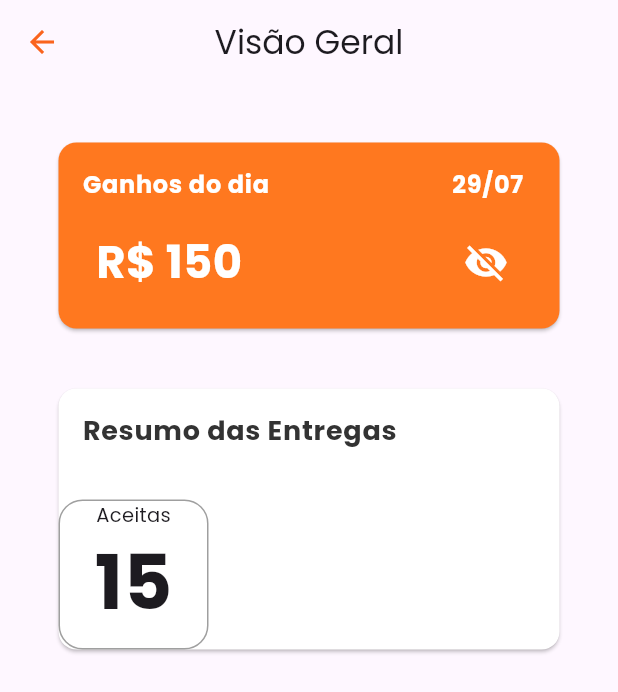
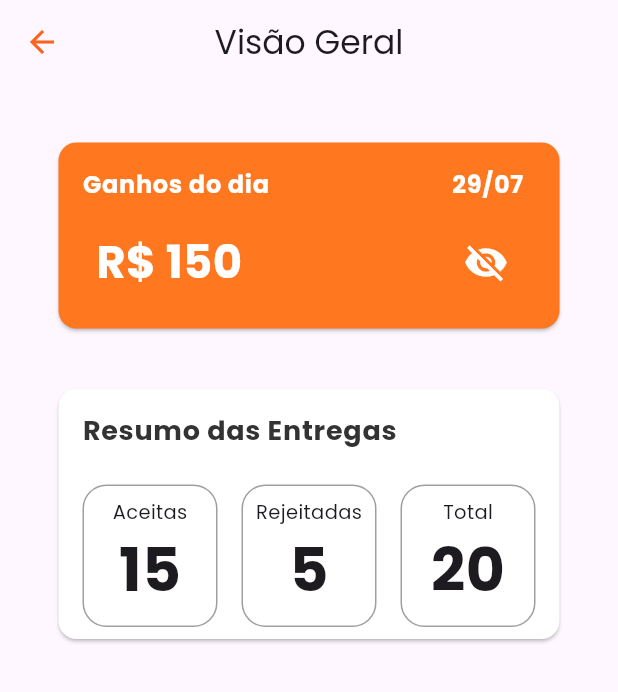
Before and after one commit to igregorioneto/FlutterProjects, a Flutter app: the OverviewPage screen opened directly, on a phone screen of 412 x 824 dp. Shown: the top 692 px of the screen. Run offline on Flutter 3.47's test engine with Material 3 defaults, Android fonts, the phone set to English and light mode, and no system bars; our stand-ins replace animate_do, animated_text_kit, bloc, carousel_slider, dio, fl_chart and 18 more; missing offline and left inert: asyncstate, dart:ffi, flutter_getit, function_tree; accounts and stored records are empty; generated files the repository leaves out were written again; project files that could hold a hidden picture were left out.

Commit message:
feat: Card delivery summary

```diff
--- a/delivery_people/lib/src/pages/overview/overview_page.dart
+++ b/delivery_people/lib/src/pages/overview/overview_page.dart
@@ -1,5 +1,6 @@
 import 'package:delivery_people/src/utils/colors.dart';
 import 'package:delivery_people/src/wigets/button_simple_icon_custom_widget.dart';
+import 'package:delivery_people/src/wigets/card_simple_title_value_widget.dart';
 import 'package:flutter/material.dart';
 
 class OverviewPage extends StatefulWidget {
@@ -114,41 +115,25 @@ class _OverviewPageState extends State<OverviewPage> {
                       ),
                     ),
                   ),
-                  SizedBox(height: 18),
+                  SizedBox(height: 8),
                   Row(
+                    mainAxisAlignment: MainAxisAlignment.spaceEvenly,
                     children: [
-                      Container(
-                        width: 100,
-                        height: 100,
-                        decoration: BoxDecoration(
-                          borderRadius: BorderRadius.circular(16),
-                          border: Border.all(
-                            color: AppColors.gray3,
-                            width: 1,
-                          ),
-                        ),
-                        child: Column(
-                          children: [
-                            Text(
-                              'Aceitas',
-                              style: TextStyle(
-                                fontSize: 13,
-                                fontFamily: 'Poppins',
-                              ),
-                            ),
-                            Text(
-                              '15',
-                              style: TextStyle(
-                                fontSize: 50,
-                                fontFamily: 'Poppins',
-                                fontWeight: FontWeight.bold,
-                              ),
-                            ),
-                          ],
-                        ),
+                      CardSimpleTitleValueWidget(
+                        title: 'Aceitas',
+                        value: '15',
+                      ),
+                      CardSimpleTitleValueWidget(
+                        title: 'Rejeitadas',
+                        value: '5',
+                      ),
+                      CardSimpleTitleValueWidget(
+                        title: 'Total',
+                        value: '20',
                       ),
                     ],
                   ),
+                  SizedBox(height: 8),
                 ],
               ),
             ),
--- /dev/null
+++ b/delivery_people/lib/src/wigets/card_simple_title_value_widget.dart
@@ -0,0 +1,54 @@
+import 'package:delivery_people/src/utils/colors.dart';
+import 'package:flutter/material.dart';
+
+class CardSimpleTitleValueWidget extends StatelessWidget {
+  final String title;
+  final String value;
+  final double? width;
+  final double? height;
+
+  const CardSimpleTitleValueWidget({
+    super.key,
+    required this.title,
+    required this.value,
+    this.width,
+    this.height,
+  });
+
+  @override
+  Widget build(BuildContext context) {
+    return Container(
+      width: width ?? 90,
+      height: height ?? 95,
+      decoration: BoxDecoration(
+        borderRadius: BorderRadius.circular(16),
+        border: Border.all(
+          color: AppColors.gray3,
+          width: 1,
+        ),
+      ),
+      child: Padding(
+        padding: const EdgeInsets.all(8.0),
+        child: Column(
+          children: [
+            Text(
+              title,
+              style: TextStyle(
+                fontSize: 13,
+                fontFamily: 'Poppins',
+              ),
+            ),
+            Text(
+              value,
+              style: TextStyle(
+                fontSize: 40,
+                fontFamily: 'Poppins',
+                fontWeight: FontWeight.bold,
+              ),
+            ),
+          ],
+        ),
+      ),
+    );
+  }
+}
```
